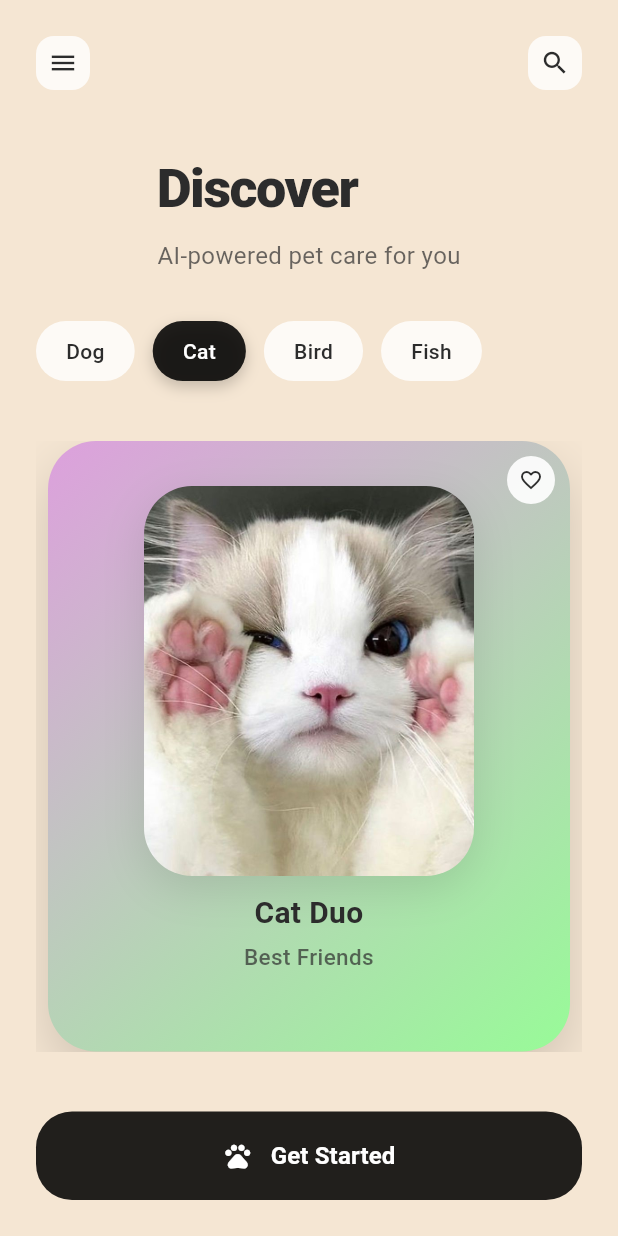
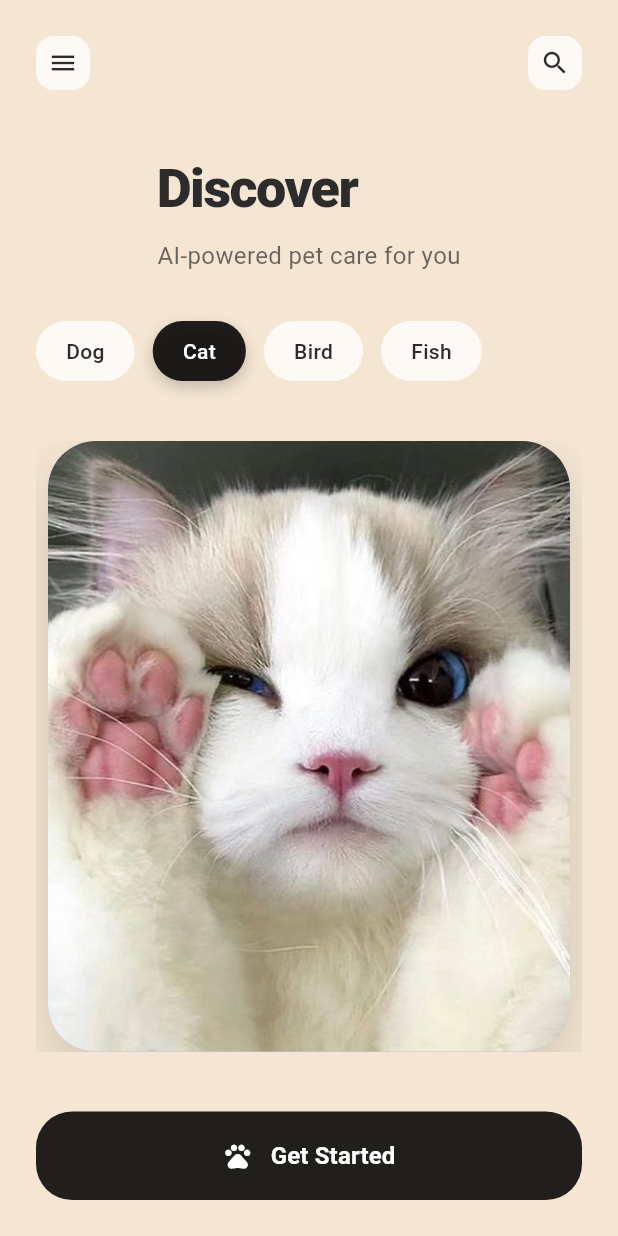
Before and after one commit to Shawon105176/PetCare-AI, a Flutter app: the screen it shows after launch, after a tap on "Cat", on a phone screen of 412 x 824 dp. Run offline on Flutter 3.47's test engine with Material 3 defaults, Android fonts, the phone set to English and light mode, and no system bars; Roboto replaces fonts that are missing (SF Pro Display).

Commit message:
feat: Simplify pet card layout and enhance image handling in onboarding screen

```diff
--- a/pet_care_ai/lib/screens/onboarding_screen.dart
+++ b/pet_care_ai/lib/screens/onboarding_screen.dart
@@ -33,90 +33,40 @@ class _OnboardingScreenState extends State<OnboardingScreen>
   final Map<String, List<Map<String, dynamic>>> petsByCategory = {
     'Dog': [
       {
-        'name': 'Friendly Dog',
-        'breed': 'Playful & Loyal',
-        'gradient': [Color(0xFFFFE4B5), Color(0xFFFFB6C1)],
-        'color': Color(0xFFD4AF37),
         'imageAsset': 'assets/image/pets.jpg',
-        'description': 'Loves to greet everyone!',
       },
       {
-        'name': 'Golden Pup',
-        'breed': 'Fluffy & Energetic',
-        'gradient': [Color(0xFFFFE4B5), Color(0xFFFFB6C1)],
-        'color': Color(0xFFD4AF37),
         'imageAsset': 'assets/image/pets1.png',
-        'description': 'Always ready for a walk.',
       },
       {
-        'name': 'White Pomeranian',
-        'breed': 'Cute & Smart',
-        'gradient': [Color(0xFF87CEEB), Color(0xFFE6E6FA)],
-        'color': Color(0xFF708090),
         'imageAsset': 'assets/image/pets2.jpg',
-        'description': 'Loves to play and cuddle.',
       },
     ],
     'Cat': [
       {
-        'name': 'Cat Duo',
-        'breed': 'Best Friends',
-        'gradient': [Color(0xFFDDA0DD), Color(0xFF98FB98)],
-        'color': Color(0xFF8B7355),
         'imageAsset': 'assets/image/pets3.jpg',
-        'description': 'Double the fun and love.',
       },
       {
-        'name': 'Paw Cat',
-        'breed': 'Curious & Sweet',
-        'gradient': [Color(0xFFDDA0DD), Color(0xFF98FB98)],
-        'color': Color(0xFF8B7355),
         'imageAsset': 'assets/image/pets4.jpg',
-        'description': 'Loves to explore and nap.',
       },
       {
-        'name': 'Happy Cat',
-        'breed': 'Chill & Cheerful',
-        'gradient': [Color(0xFFDDA0DD), Color(0xFF98FB98)],
-        'color': Color(0xFF8B7355),
         'imageAsset': 'assets/image/pets5.jpg',
-        'description': 'Always in a good mood.',
       },
     ],
     'Bird': [
       {
-        'name': 'Canary',
-        'breed': 'Cheerful Singer',
-        'gradient': [Color(0xFFFFE4B5), Color(0xFF87CEFA)],
-        'color': Color(0xFFFFD700),
         'imageAsset': 'assets/image/pets6.jpg',
-        'description': 'Beautiful songs every morning',
       },
       {
-        'name': 'Parrot',
-        'breed': 'Smart & Talkative',
-        'gradient': [Color(0xFF32CD32), Color(0xFF87CEEB)],
-        'color': Color(0xFF32CD32),
         'imageAsset': 'assets/image/pets7.jpg',
-        'description': 'Interactive and intelligent pet',
       },
     ],
     'Fish': [
       {
-        'name': 'Goldfish',
-        'breed': 'Peaceful Swimmer',
-        'gradient': [Color(0xFF20B2AA), Color(0xFFFFE4E1)],
-        'color': Color(0xFF4ECDC4),
         'imageAsset': 'assets/image/pets8.jpg',
-        'description': 'Calming and low maintenance',
       },
       {
-        'name': 'Betta Fish',
-        'breed': 'Colorful & Vibrant',
-        'gradient': [Color(0xFF4169E1), Color(0xFFFF1493)],
-        'color': Color(0xFF4169E1),
         'imageAsset': 'assets/image/pets9.jpg',
-        'description': 'Beautiful colors and flowing fins',
       },
     ],
   };
@@ -438,7 +388,7 @@ class _OnboardingScreenState extends State<OnboardingScreen>
       decoration: BoxDecoration(
         borderRadius: BorderRadius.circular(32),
         gradient: LinearGradient(
-          colors: pet['gradient'] as List<Color>,
+          colors: (pet['gradient'] as List<Color>?) ?? [Color(0xFFE0C3FC), Color(0xFF8EC5FC)],
           begin: Alignment.topLeft,
           end: Alignment.bottomRight,
         ),
@@ -450,34 +400,14 @@ class _OnboardingScreenState extends State<OnboardingScreen>
           ),
         ],
       ),
-      child: Stack(
-        children: [
-          // Pet Image Section
-          Positioned(
-            top: 30,
-            left: 0,
-            right: 0,
-            child: Center(
-              child: Container(
-                width: 220,
-                height: 260,
-                decoration: BoxDecoration(
-                  borderRadius: BorderRadius.circular(32),
-                  boxShadow: [
-                    BoxShadow(
-                      color: Colors.black.withOpacity(0.10),
-                      blurRadius: 24,
-                      offset: const Offset(0, 8),
-                    ),
-                  ],
-                ),
       child: ClipRRect(
         borderRadius: BorderRadius.circular(32),
         child: Image.asset(
           pet['imageAsset'],
           fit: BoxFit.cover,
-                    errorBuilder:
-                        (context, error, stackTrace) => Container(
+          width: double.infinity,
+          height: double.infinity,
+          errorBuilder: (context, error, stackTrace) => Container(
             color: Colors.grey[200],
             child: const Center(
               child: Icon(
@@ -489,58 +419,6 @@ class _OnboardingScreenState extends State<OnboardingScreen>
           ),
         ),
       ),
-              ),
-            ),
-          ),
-          // Pet Name & Breed below image
-          Positioned(
-            top: 300,
-            left: 0,
-            right: 0,
-            child: Column(
-              children: [
-                Text(
-                  pet['name'],
-                  style: const TextStyle(
-                    fontSize: 20,
-                    fontWeight: FontWeight.w700,
-                    color: Color(0xFF2C2C2C),
-                  ),
-                  textAlign: TextAlign.center,
-                ),
-                const SizedBox(height: 4),
-                Text(
-                  pet['breed'],
-                  style: TextStyle(
-                    fontSize: 15,
-                    color: const Color(0xFF2C2C2C).withOpacity(0.7),
-                    fontWeight: FontWeight.w500,
-                  ),
-                  textAlign: TextAlign.center,
-                ),
-              ],
-            ),
-          ),
-
-          // Overlay with interaction hint
-          Positioned(
-            top: 10,
-            right: 10,
-            child: Container(
-              padding: const EdgeInsets.all(8),
-              decoration: BoxDecoration(
-                color: Colors.white.withOpacity(0.9),
-                borderRadius: BorderRadius.circular(20),
-              ),
-              child: const Icon(
-                Icons.favorite_border,
-                size: 16,
-                color: Color(0xFF2C2C2C),
-              ),
-            ),
-          ),
-        ],
-      ),
     );
   }
 }
```
Lines whose indentation alone changed are shown as unchanged.
